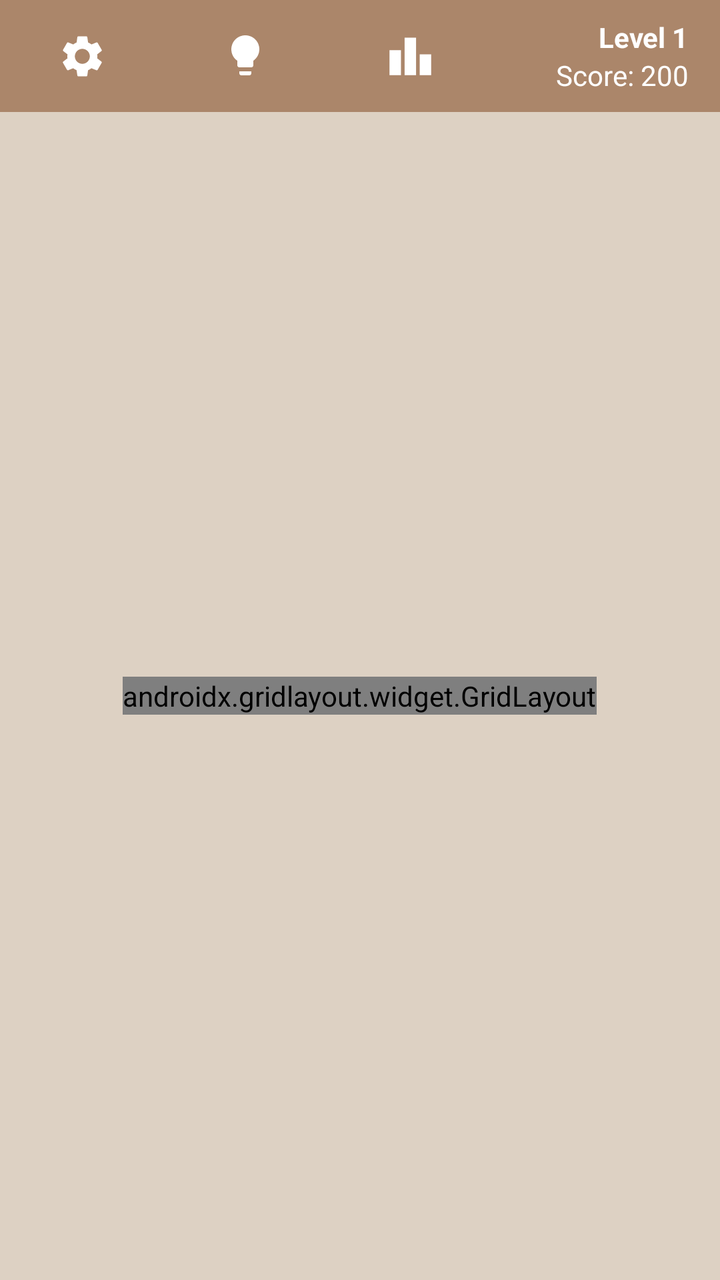
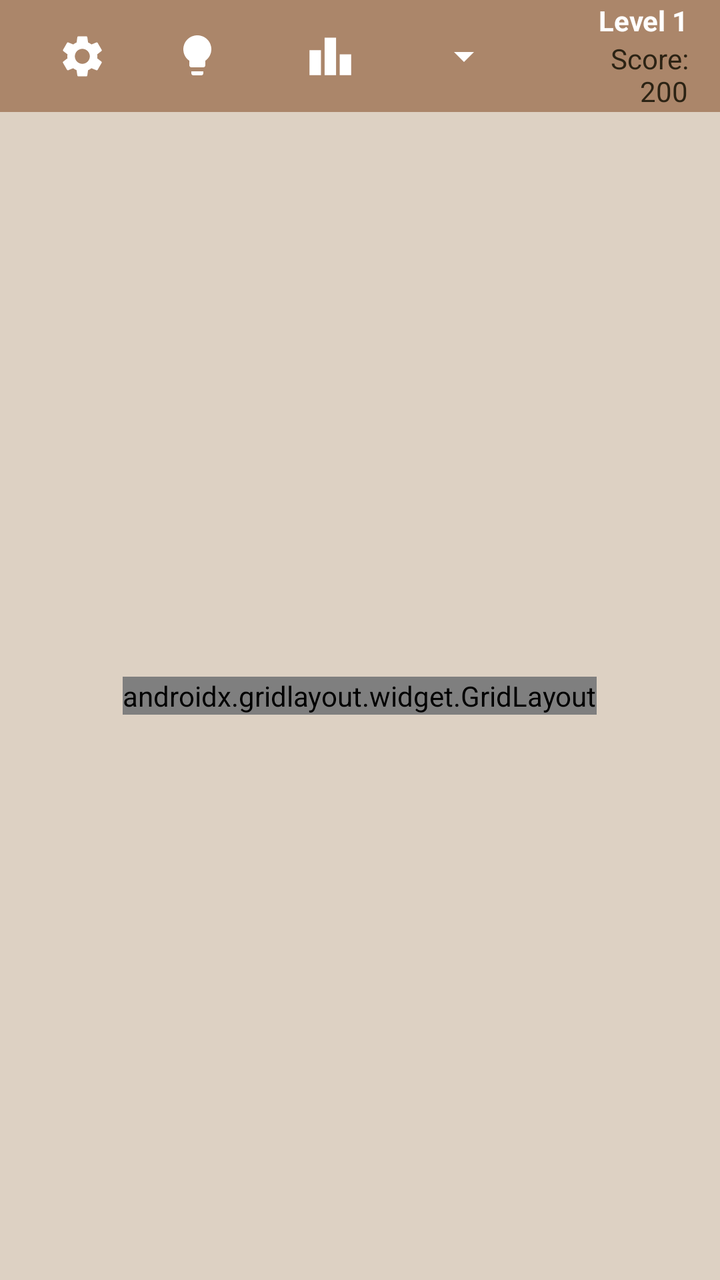

Before-and-after screenshots of an Android layout around one commit, followed by the original layout XML and the change that was made.
<!-- AndroidManifest.xml: application theme Theme.OC -->
<!-- res/layout/activity_game.xml -->
<?xml version="1.0" encoding="utf-8"?>
<androidx.appcompat.widget.LinearLayoutCompat xmlns:android="http://schemas.android.com/apk/res/android"
    xmlns:app="http://schemas.android.com/apk/res-auto"
    xmlns:tools="http://schemas.android.com/tools"
    android:id="@+id/game_container"
    android:layout_width="match_parent"
    android:layout_height="match_parent"
    android:clipChildren="false"
    android:orientation="vertical"
    tools:context=".GameActivity">

    <androidx.appcompat.widget.Toolbar
        android:id="@+id/game_toolbar"
        android:layout_width="match_parent"
        android:layout_height="wrap_content"
        android:background="@color/colorSecondary"
        android:minHeight="?attr/actionBarSize"
        android:theme="?attr/actionBarTheme">

        <ImageButton
            android:id="@+id/options_button"
            style="@style/Widget.AppCompat.ImageButton"
            android:layout_width="50dp"
            android:layout_height="50dp"
            android:layout_marginHorizontal="16dp"
            android:background="?attr/selectableItemBackgroundBorderless"
            android:contentDescription="@string/options"
            android:hapticFeedbackEnabled="true"
            app:srcCompat="@drawable/settings"
            app:tint="@color/colorOnPrimary" />

        <ImageButton
            android:id="@+id/hints_button"
            android:layout_width="50dp"
            android:layout_height="50dp"
            android:layout_marginHorizontal="16dp"
            android:background="?attr/selectableItemBackgroundBorderless"
            android:contentDescription="@string/options"
            app:srcCompat="@drawable/lightbulb"
            app:tint="@color/colorOnPrimary" />

        <ImageButton
            android:id="@+id/leaderboard_button"
            style="@style/Widget.AppCompat.ImageButton"
            android:layout_width="50dp"
            android:layout_height="50dp"
            android:layout_marginHorizontal="16dp"
            android:background="?attr/selectableItemBackgroundBorderless"
            android:contentDescription="@string/options"
            android:hapticFeedbackEnabled="true"
            app:srcCompat="@drawable/leaderboard"
            app:tint="@color/colorOnPrimary" />

        <LinearLayout
            android:layout_width="match_parent"
            android:layout_height="match_parent"
            android:orientation="vertical">

            <TextView
                android:id="@+id/level_text"
                android:layout_width="match_parent"
                android:layout_height="wrap_content"
                android:layout_marginHorizontal="16dp"
                android:text="Level 1"
                android:textAlignment="textEnd"
                android:textColor="@color/colorOnPrimary"
                android:textStyle="bold" />

            <TextView
                android:id="@+id/score_text"
                android:layout_width="match_parent"
                android:layout_height="wrap_content"
                android:layout_marginHorizontal="16dp"
                android:text="Score: 200"
                android:textAlignment="textEnd"
                android:textColor="@color/colorOnPrimary" />
        </LinearLayout>

    </androidx.appcompat.widget.Toolbar>

    <androidx.appcompat.widget.LinearLayoutCompat
        android:id="@+id/top_llc"
        android:layout_width="match_parent"
        android:layout_height="match_parent"
        android:clipChildren="false"
        android:gravity="center_horizontal">

        <androidx.gridlayout.widget.GridLayout
            android:id="@+id/boxes_gridlayout"
            android:layout_width="wrap_content"
            android:layout_height="wrap_content"
            android:visibility="visible"
            android:clipChildren="false"
            android:layout_gravity="center"
            android:splitMotionEvents="false"
            app:useDefaultMargins="true">
        </androidx.gridlayout.widget.GridLayout>
    </androidx.appcompat.widget.LinearLayoutCompat>

</androidx.appcompat.widget.LinearLayoutCompat>
<!-- resources referenced by this layout -->
<resources>
  <color name="colorOnPrimary">#FFFFFF</color>
  <color name="colorSecondary">#AB866A</color>
  <!-- drawable leaderboard (drawable) -->
  <vector android:height="25dp" android:viewportHeight="24"
      android:viewportWidth="24" android:width="25dp" xmlns:android="http://schemas.android.com/apk/res/android">
      <path android:fillColor="#FF000000" android:pathData="M7.5,21H2V9h5.5V21zM14.75,3h-5.5v18h5.5V3zM22,11h-5.5v10H22V11z"/>
  </vector>
  <!-- drawable lightbulb (drawable) -->
  <vector android:height="25dp" android:viewportHeight="25"
      android:viewportWidth="25" android:width="25dp" xmlns:android="http://schemas.android.com/apk/res/android">
      <path android:fillColor="#FF000000" android:pathData="M9,21c0,0.5 0.4,1 1,1h4c0.6,0 1,-0.5 1,-1v-1L9,20v1zM12,2C8.1,2 5,5.1 5,9c0,2.4 1.2,4.5 3,5.7L8,17c0,0.5 0.4,1 1,1h6c0.6,0 1,-0.5 1,-1v-2.3c1.8,-1.3 3,-3.4 3,-5.7 0,-3.9 -3.1,-7 -7,-7z"/>
  </vector>
  <string name="options">Options</string>
  <style name="Theme.OC" parent="Base.Theme.OC">
          <item name="colorPrimary">@color/colorPrimary</item>
          <item name="colorPrimaryVariant">@color/colorPrimaryVariant</item>
          <item name="colorOnPrimary">@color/colorOnPrimary</item>
  
          <item name="colorSecondary">@color/colorSecondary</item>
          <item name="colorSecondaryVariant">@color/colorSecondaryVariant</item>
          <item name="colorOnSecondary">@color/colorOnSecondary</item>
  
          <item name="android:colorBackground">@color/colorBackground</item>
          <item name="colorOnBackground">@color/colorOnBackground</item>
          <item name="colorSurface">@color/colorSurface</item>
          <item name="colorOnSurface">@color/colorOnSurface</item>
          <item name="colorError">@color/colorError</item>
          <item name="colorOnError">@color/colorOnError</item>
  
          
          <item name="android:statusBarColor" tools:targetApi="l">?attr/colorPrimaryVariant</item>
  
          <item name="materialAlertDialogTheme">@style/ThemeOverlay.App.MaterialAlertDialog</item>
  
          
      </style>
  <style name="Base.Theme.OC" parent="Theme.MaterialComponents.DayNight.NoActionBar">
  
      </style>
  <color name="colorPrimary">#AB9A6A</color>
  <color name="colorPrimaryVariant">#87774A</color>
  <color name="colorSecondaryVariant">#87654B</color>
  <color name="colorOnSecondary">#604729</color>
  <color name="colorBackground">#DDD1C3</color>
  <color name="colorOnBackground">#2C2314</color>
  <color name="colorSurface">#DDD1C3</color>
  <color name="colorOnSurface">#2C2314</color>
  <color name="colorError">#EE3502</color>
  <color name="colorOnError">#FFFFFF</color>
  <style name="ThemeOverlay.App.MaterialAlertDialog" parent="ThemeOverlay.MaterialComponents.MaterialAlertDialog">
          <item name="colorPrimary">@color/colorPrimary</item>
          <item name="colorSecondary">@color/colorSecondary</item>
          <item name="colorSurface">@color/colorSurface</item>
          <item name="colorOnSurface">@color/colorOnSurface</item>
      </style>
  <!-- unchanged entries left out for length: 1 -->
</resources>

<!-- the commit's change to res/layout/activity_game.xml (unified diff, before → after) -->
@@ -22,7 +22,7 @@
             style="@style/Widget.AppCompat.ImageButton"
             android:layout_width="50dp"
             android:layout_height="50dp"
-            android:layout_marginHorizontal="16dp"
+            android:layout_marginHorizontal="8dp"
             android:background="?attr/selectableItemBackgroundBorderless"
             android:contentDescription="@string/options"
             android:hapticFeedbackEnabled="true"
@@ -33,9 +33,9 @@
             android:id="@+id/hints_button"
             android:layout_width="50dp"
             android:layout_height="50dp"
-            android:layout_marginHorizontal="16dp"
+            android:layout_marginHorizontal="8dp"
             android:background="?attr/selectableItemBackgroundBorderless"
-            android:contentDescription="@string/options"
+            android:contentDescription="@string/hints"
             app:srcCompat="@drawable/lightbulb"
             app:tint="@color/colorOnPrimary" />
 
@@ -44,12 +44,23 @@
             style="@style/Widget.AppCompat.ImageButton"
             android:layout_width="50dp"
             android:layout_height="50dp"
-            android:layout_marginHorizontal="16dp"
+            android:layout_marginHorizontal="8dp"
             android:background="?attr/selectableItemBackgroundBorderless"
-            android:contentDescription="@string/options"
+            android:contentDescription="@string/leaderboard"
             android:hapticFeedbackEnabled="true"
             app:srcCompat="@drawable/leaderboard"
             app:tint="@color/colorOnPrimary" />
+
+        <androidx.appcompat.widget.AppCompatSpinner
+            android:id="@+id/action_bar_spinner"
+            android:contentDescription="@string/level_select"
+            android:layout_width="50dp"
+            android:layout_height="50dp"
+            android:spinnerMode="dialog"
+            android:backgroundTint="@color/colorOnPrimary"
+            android:layout_marginHorizontal="8dp">
+
+        </androidx.appcompat.widget.AppCompatSpinner>
 
         <LinearLayout
             android:layout_width="match_parent"
@@ -73,7 +84,7 @@
                 android:layout_marginHorizontal="16dp"
                 android:text="Score: 200"
                 android:textAlignment="textEnd"
-                android:textColor="@color/colorOnPrimary" />
+                android:textColor="@color/colorOnBackground" />
         </LinearLayout>
 
     </androidx.appcompat.widget.Toolbar>
@@ -95,6 +106,8 @@
             android:splitMotionEvents="false"
             app:useDefaultMargins="true">
         </androidx.gridlayout.widget.GridLayout>
+
+
     </androidx.appcompat.widget.LinearLayoutCompat>
 
 </androidx.appcompat.widget.LinearLayoutCompat>
<!-- resource entries referenced after the edit -->
@@ -12,6 +12,9 @@
       android:viewportWidth="25" android:width="25dp" xmlns:android="http://schemas.android.com/apk/res/android">
       <path android:fillColor="#FF000000" android:pathData="M9,21c0,0.5 0.4,1 1,1h4c0.6,0 1,-0.5 1,-1v-1L9,20v1zM12,2C8.1,2 5,5.1 5,9c0,2.4 1.2,4.5 3,5.7L8,17c0,0.5 0.4,1 1,1h6c0.6,0 1,-0.5 1,-1v-2.3c1.8,-1.3 3,-3.4 3,-5.7 0,-3.9 -3.1,-7 -7,-7z"/>
   </vector>
+  <string name="hints">Hints</string>
+  <string name="leaderboard">Leaderboard</string>
+  <string name="level_select">Level Select</string>
   <string name="options">Options</string>
   <style name="Theme.OC" parent="Base.Theme.OC">
           <item name="colorPrimary">@color/colorPrimary</item>
@@ -33,7 +36,7 @@
           <item name="android:statusBarColor" tools:targetApi="l">?attr/colorPrimaryVariant</item>
   
           <item name="materialAlertDialogTheme">@style/ThemeOverlay.App.MaterialAlertDialog</item>
-  
+          <item name="android:windowActionBarOverlay">true</item>
           
       </style>
   <style name="Base.Theme.OC" parent="Theme.MaterialComponents.DayNight.NoActionBar">
